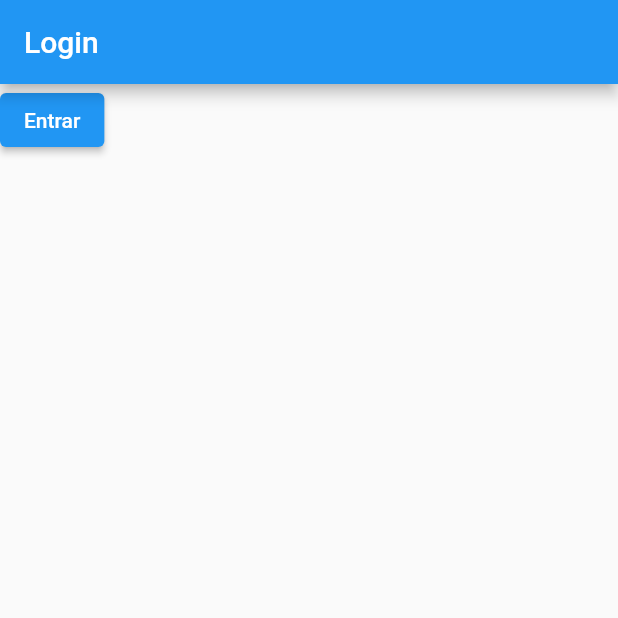
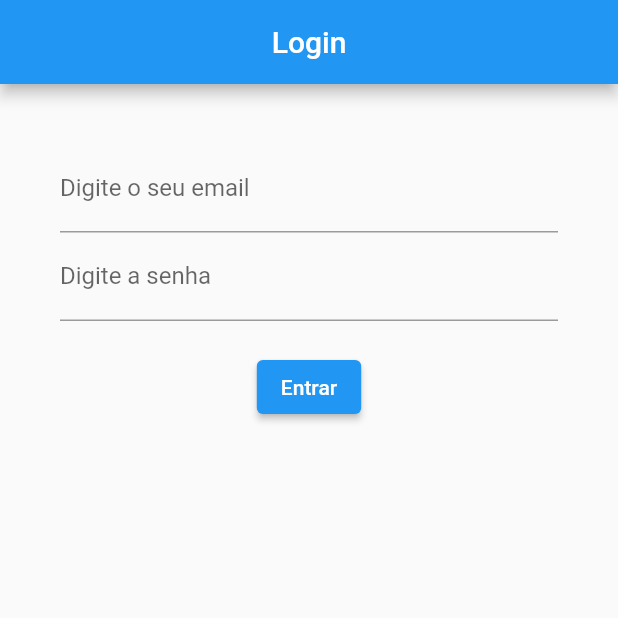
Before and after one commit to j1000tonm/Flutter-Ifal, a Flutter app: the screen it shows after launch, on a phone screen of 412 x 824 dp, the top half of it. Run offline on Flutter 3.47's test engine with Material 2 defaults, Android fonts, the phone set to English and light mode, and no system bars; our stand-ins replace firebase_auth, firebase_core; accounts and stored records are empty; generated files the repository leaves out were written again.

Commit message:
Firebase Authentication email and password

```diff
--- a/admin/lib/main.dart
+++ b/admin/lib/main.dart
@@ -1,4 +1,6 @@
+import 'package:firebase_core/firebase_core.dart';
 import 'package:flutter/material.dart';
+import 'package:minimal/firebase_options.dart';
 import 'package:minimal/screens/categories.dart';
 import 'package:minimal/screens/category.dart';
 import 'package:minimal/screens/login.dart';
@@ -7,7 +9,9 @@ import 'package:minimal/screens/movie.dart';
 import 'package:minimal/screens/movies.dart';
 import 'package:minimal/utils/routes.dart';
 
-void main() {
+void main() async {
+  WidgetsFlutterBinding.ensureInitialized();
+  await Firebase.initializeApp(options: DefaultFirebaseOptions.currentPlatform);
   runApp(const Admin());
 }
 
--- a/admin/lib/screens/categories.dart
+++ b/admin/lib/screens/categories.dart
@@ -7,6 +7,7 @@ class Categories extends StatelessWidget {
   Widget build(BuildContext context) {
     return Scaffold(
       appBar: AppBar(
+        centerTitle: true,
         title: const Text('Categorias'),
       ),
     );
--- a/admin/lib/screens/category.dart
+++ b/admin/lib/screens/category.dart
@@ -7,7 +7,8 @@ class Category extends StatelessWidget {
   Widget build(BuildContext context) {
     return Scaffold(
       appBar: AppBar(
-        title: const Text('Adicionar/Editar'),
+        centerTitle: true,
+        title: const Text('Adicionar/Editar Categoria'),
       ),
     );
   }
--- a/admin/lib/screens/login.dart
+++ b/admin/lib/screens/login.dart
@@ -1,19 +1,80 @@
+import 'package:firebase_auth/firebase_auth.dart';
+import 'package:flutter/foundation.dart';
 import 'package:flutter/material.dart';
 import 'package:minimal/utils/routes.dart';
 
-class Login extends StatelessWidget {
+class Login extends StatefulWidget {
   const Login({super.key});
+
+  @override
+  State<StatefulWidget> createState() {
+    return LoginForm();
+  }
+}
+
+class LoginForm extends State<Login> {
+  final _formkey = GlobalKey<FormState>();
+  String email = "";
+  String password = "";
+
+  @override
+  void initState() {
+    super.initState();
+    FirebaseAuth.instance.authStateChanges().listen((User? user) {
+      if (user != null) {
+        Navigator.of(context).pushReplacementNamed(Routes.menu);
+      }
+    });
+  }
+
+  void doLogin() async {
+    _formkey.currentState!.save();
+
+    // Validação do Login
+    try {
+      await FirebaseAuth.instance
+          .signInWithEmailAndPassword(email: email, password: password);
+    } on FirebaseAuthException catch (e) {
+      if (kDebugMode) {
+        print("Erro na autenticação!");
+        print(e.message);
+      }
+    }
+  }
 
   @override
   Widget build(BuildContext context) {
     return Scaffold(
       appBar: AppBar(
+        centerTitle: true,
         title: const Text('Login'),
       ),
-      body: ElevatedButton(
-          onPressed: () =>
-              {Navigator.of(context).pushReplacementNamed(Routes.menu)},
-          child: const Text('Entrar')),
+      body: Container(
+        padding: const EdgeInsets.all(40),
+        child: Form(
+          key: _formkey,
+          child: Column(
+            children: [
+              TextFormField(
+                decoration:
+                    const InputDecoration(labelText: 'Digite o seu email'),
+                keyboardType: TextInputType.emailAddress,
+                onSaved: (newValue) => email = newValue!,
+              ),
+              TextFormField(
+                decoration: const InputDecoration(labelText: 'Digite a senha'),
+                obscureText: true,
+                onSaved: (newValue) => password = newValue!,
+              ),
+              Padding(
+                padding: const EdgeInsets.only(top: 20),
+                child: ElevatedButton(
+                    onPressed: doLogin, child: const Text('Entrar')),
+              )
+            ],
+          ),
+        ),
+      ),
     );
   }
 }
--- a/admin/lib/screens/movie.dart
+++ b/admin/lib/screens/movie.dart
@@ -7,7 +7,8 @@ class Movie extends StatelessWidget {
   Widget build(BuildContext context) {
     return Scaffold(
       appBar: AppBar(
-        title: const Text('Adicionar/Editar'),
+        centerTitle: true,
+        title: const Text('Adicionar/Editar Filme'),
       ),
     );
   }
--- a/admin/lib/screens/movies.dart
+++ b/admin/lib/screens/movies.dart
@@ -7,6 +7,7 @@ class Movies extends StatelessWidget {
   Widget build(BuildContext context) {
     return Scaffold(
       appBar: AppBar(
+        centerTitle: true,
         title: const Text('Filmes'),
       ),
     );
--- /dev/null
+++ b/admin/package.json
@@ -0,0 +1,5 @@
+{
+  "dependencies": {
+    "math-random": "^2.0.1"
+  }
+}
--- a/admin/pubspec.yaml
+++ b/admin/pubspec.yaml
@@ -35,6 +35,8 @@ dependencies:
   # The following adds the Cupertino Icons font to your application.
   # Use with the CupertinoIcons class for iOS style icons.
   cupertino_icons: ^1.0.2
+  firebase_core: ^2.15.0
+  firebase_auth: ^4.7.2
 
 dev_dependencies:
   flutter_test:
```
Also changed, not shown: admin/lib/screens/menu.dart (+6 -2 lines), admin/package-lock.json (added), admin/pubspec.lock, 4 other files.
